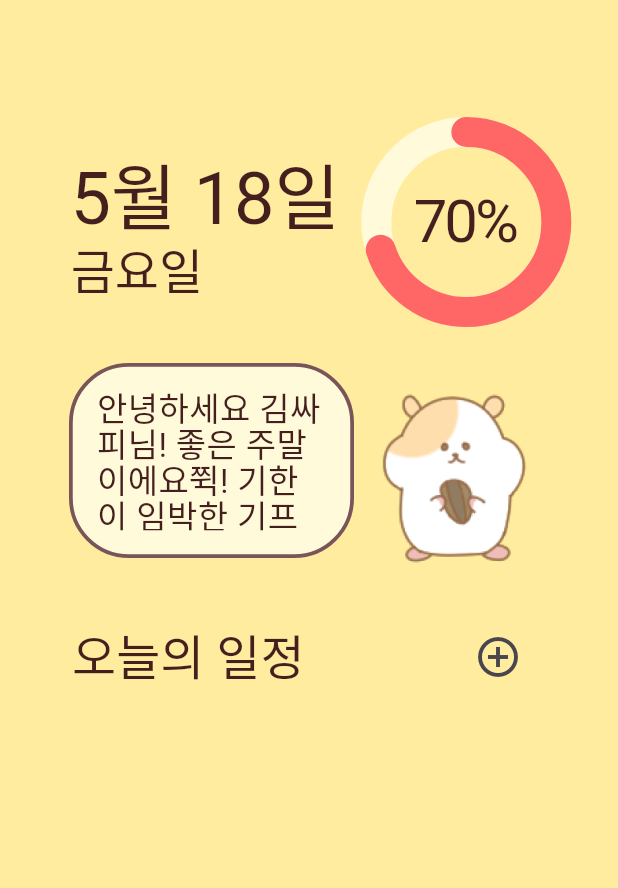
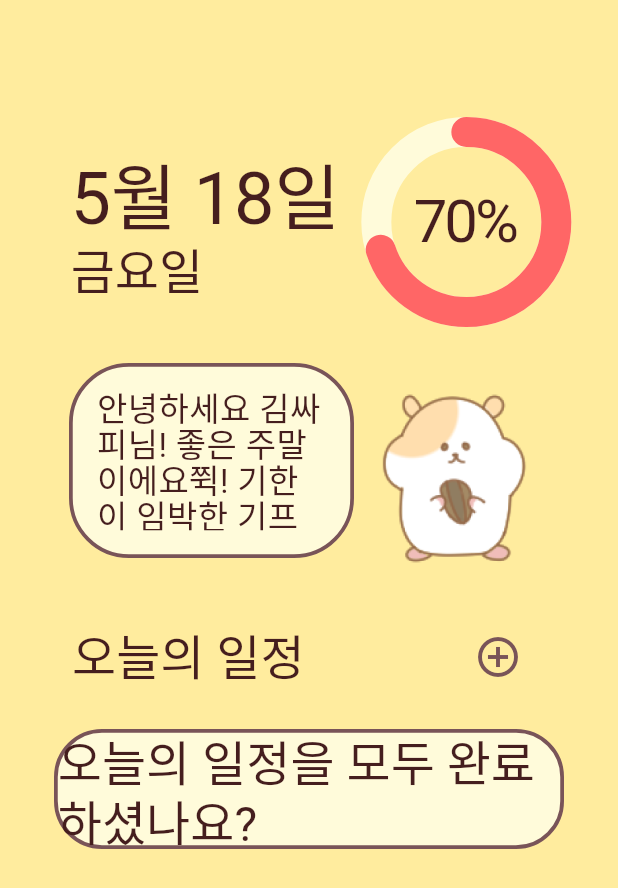
Before and after one commit to loverduck/zzuiksa, a Flutter app: the DashboardScreen screen opened by its route, on a phone screen of 412 x 824 dp. Shown: the top 888 px of the screen. Run offline on Flutter 3.47's test engine with Material 3 defaults, Android fonts, the phone set to English and light mode, and no system bars; our stand-ins replace barcode_widget, file_picker, flutter_dotenv, flutter_secure_storage, geolocator, image_picker and 4 more; missing offline and left inert: app_settings, dart:ffi, kakao_flutter_sdk, kakao_map_plugin; accounts and stored records are empty; Roboto replaces fonts that are missing (OwnglyphChongchong).

Commit message:
⚒ fix: text overflow fix

```diff
--- a/client/lib/screens/dashboard/widgets/timeline/timeline.dart
+++ b/client/lib/screens/dashboard/widgets/timeline/timeline.dart
@@ -1,9 +1,9 @@
+import 'package:flutter/material.dart';
+import 'package:client/constants.dart';
 import 'package:client/screens/dashboard/model/dashboard_model.dart';
 import 'package:client/screens/dashboard/service/dashboard_api.dart';
-import 'package:flutter/material.dart';
+import 'package:client/screens/schedule/schedule_form_screen.dart';
 import 'timeline_card.dart';
-import 'package:client/screens/schedule/model/schedule_model.dart';
-import 'package:client/screens/schedule/schedule_form_screen.dart';
 
 class Timeline extends StatefulWidget {
   const Timeline({super.key});
@@ -47,27 +47,44 @@ class _TimelineState extends State<Timeline> {
               IconButton(
                   icon: Icon(Icons.add_circle_outline),
                   iconSize: 32,
+                  color: Constants.main600,
                   onPressed: () {
                     Navigator.push(
                       context,
                       MaterialPageRoute(
-                            builder: (context) => ScheduleFormScreen(
-                                selectedDay: DateTime.now())));
+                        builder: (context) =>
+                            ScheduleFormScreen(selectedDay: DateTime.now()),
+                      ),
+                    );
                   }),
             ],
           ),
         ),
-        Container(
+        scheduleList.length == 0
+            ? Container(
                 width: 340,
-            height: scheduleList.length * 220,
+                height: 80,
+                margin: EdgeInsets.all(24),
+                decoration: BoxDecoration(
+                    color: Constants.main100,
+                    border: Border.all(color: Constants.main600, width: 2.5),
+                    borderRadius: BorderRadius.circular(32)),
+                child: Center(
+                  child: Text('오늘의 일정을 모두 완료하셨나요?',
+                      style: textTheme.displayMedium),
+                ),
+              )
+            : Container(
+                width: 340,
+                height: scheduleList.length * 240,
                 child: ListView.builder(
                     itemCount: scheduleList.length,
                     itemBuilder: (BuildContext context, int index) {
                       Summary summary = scheduleList[index];
-                  // Summary summary = Summary.fromJson(scheduleList[index]);
-                  print(summary.toString());
+                      print(summary);
                       return TimelineCard(summary: summary);
-                })),
+                    }),
+              ),
       ],
     );
   }
```
Also changed, not shown: client/lib/screens/dashboard/widgets/timeline/timeline_card.dart (+19 -5 lines), client/lib/screens/profile/widgets/place/my_place.dart (+9 -10 lines). Lines whose indentation alone changed are shown as unchanged.
